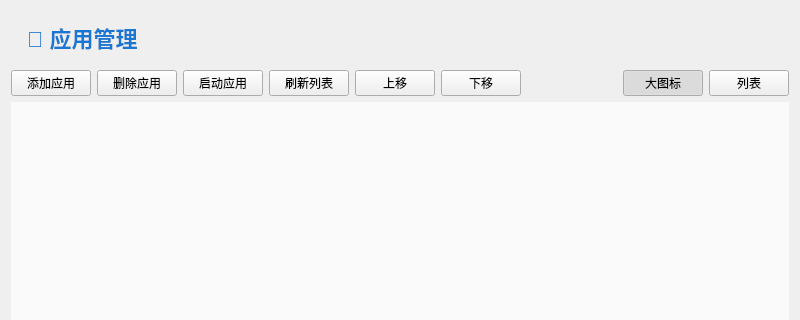
Old version of the form ui/appmanagerwidget.ui in the repository jiasu1017-beep/Test; both pictures show x 0 to 800 and y 0 to 320 of the 800 by 600 pixel window.
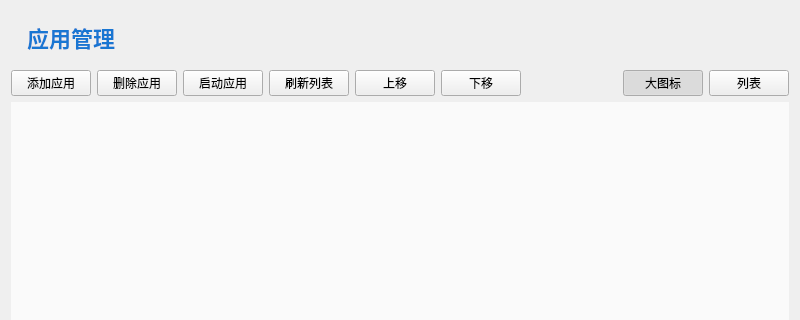
New version of the form.

Commit message:
feat(集合管理): 新增应用集合管理功能
添加集合管理模块，支持创建、编辑、删除应用集合
添加集合描述字段，支持批量运行集合中的应用
在数据库和主界面中集成集合管理功能

Patch:
```diff
--- a/ui/appmanagerwidget.ui
+++ b/ui/appmanagerwidget.ui
@@ -20,7 +20,7 @@
       <string notr="true">font-size: 22px; font-weight: bold; padding: 10px; color: #1976d2;</string>
      </property>
      <property name="text">
-      <string>&lt;html&gt;&lt;head/&gt;&lt;body&gt;&lt;p&gt;🚀 应用管理&lt;/p&gt;&lt;/body&gt;&lt;/html&gt;</string>
+      <string>&lt;html&gt;&lt;head/&gt;&lt;body&gt;&lt;p&gt;应用管理&lt;/p&gt;&lt;/body&gt;&lt;/html&gt;</string>
      </property>
     </widget>
    </item>
```
The commit also changes 7 other files.
